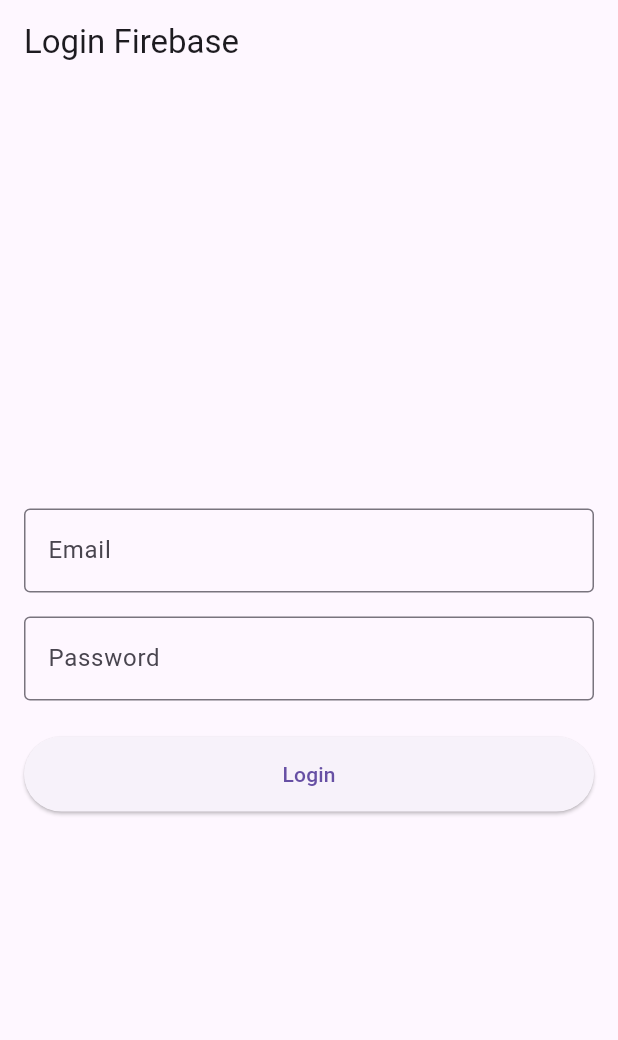
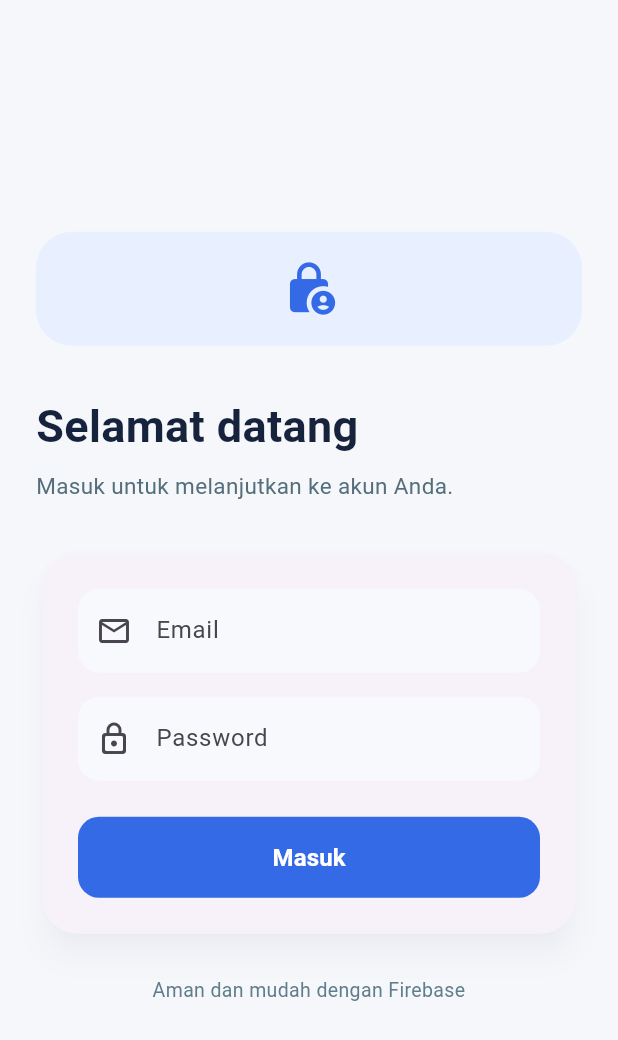
Before and after one commit to NuxMann/Latihan_Firebase_1124160069, a Flutter app: the screen it shows after launch, on a phone screen of 412 x 824 dp. Shown: the top 1040 px of the screen. Run offline on Flutter 3.47's test engine with Material 3 defaults, Android fonts, the phone set to English and light mode, and no system bars; our stand-ins replace firebase_auth, firebase_core; accounts and stored records are empty.

Commit message:
Merapihkan halaman login

```diff
--- a/lib/main.dart
+++ b/lib/main.dart
@@ -106,48 +106,99 @@ class _LoginScreenState extends State<LoginScreen> {
   @override
   Widget build(BuildContext context) {
     return Scaffold(
-      appBar: AppBar(title: const Text('Login Firebase')),
-      body: Padding(
-        padding: const EdgeInsets.all(16.0),
+      backgroundColor: const Color(0xFFF5F7FB),
+      body: SafeArea(
+        child: Center(
+          child: SingleChildScrollView(
+            padding: const EdgeInsets.symmetric(horizontal: 24, vertical: 32),
+            child: ConstrainedBox(
+              constraints: const BoxConstraints(maxWidth: 440),
               child: Column(
-          mainAxisAlignment: MainAxisAlignment.center,
+                crossAxisAlignment: CrossAxisAlignment.stretch,
+                children: [
+                  Container(
+                    width: 76,
+                    height: 76,
+                    alignment: Alignment.center,
+                    decoration: BoxDecoration(
+                      color: const Color(0xFFE8F0FF),
+                      borderRadius: BorderRadius.circular(24),
+                    ),
+                    child: const Icon(Icons.lock_person_rounded, size: 38, color: Color(0xFF356AE6)),
+                  ),
+                  const SizedBox(height: 32),
+                  const Text('Selamat datang', style: TextStyle(fontSize: 30, fontWeight: FontWeight.bold, color: Color(0xFF17233C))),
+                  const SizedBox(height: 8),
+                  Text('Masuk untuk melanjutkan ke akun Anda.', style: TextStyle(fontSize: 15, color: Colors.blueGrey.shade600)),
+                  const SizedBox(height: 30),
+                  Card(
+                    elevation: 8,
+                    shadowColor: const Color(0x1A17233C),
+                    shape: RoundedRectangleBorder(borderRadius: BorderRadius.circular(24)),
+                    child: Padding(
+                      padding: const EdgeInsets.all(24),
+                      child: Column(
+                        crossAxisAlignment: CrossAxisAlignment.stretch,
                         children: [
                           if (_errorMessage != null) ...[
-              Text(
-                _errorMessage!,
-                style: const TextStyle(color: Colors.red),
-                textAlign: TextAlign.center,
+                            Container(
+                              padding: const EdgeInsets.all(12),
+                              decoration: BoxDecoration(color: Colors.red.shade50, borderRadius: BorderRadius.circular(12)),
+                              child: Text(_errorMessage!, style: TextStyle(color: Colors.red.shade700), textAlign: TextAlign.center),
                             ),
-              const SizedBox(height: 16),
+                            const SizedBox(height: 18),
                           ],
                           TextField(
                             controller: _emailController,
-              decoration: const InputDecoration(
+                            keyboardType: TextInputType.emailAddress,
+                            textInputAction: TextInputAction.next,
+                            decoration: InputDecoration(
                               labelText: 'Email',
-                border: OutlineInputBorder(),
+                              prefixIcon: const Icon(Icons.email_outlined),
+                              filled: true,
+                              fillColor: const Color(0xFFF7F9FC),
+                              border: OutlineInputBorder(borderRadius: BorderRadius.circular(14), borderSide: BorderSide.none),
                             ),
-              keyboardType: TextInputType.emailAddress,
                           ),
                           const SizedBox(height: 16),
                           TextField(
                             controller: _passwordController,
-              decoration: const InputDecoration(
+                            obscureText: true,
+                            onSubmitted: (_) => _isLoading ? null : _login(),
+                            decoration: InputDecoration(
                               labelText: 'Password',
-                border: OutlineInputBorder(),
+                              prefixIcon: const Icon(Icons.lock_outline_rounded),
+                              filled: true,
+                              fillColor: const Color(0xFFF7F9FC),
+                              border: OutlineInputBorder(borderRadius: BorderRadius.circular(14), borderSide: BorderSide.none),
                             ),
-              obscureText: true,
                           ),
                           const SizedBox(height: 24),
-            _isLoading
-                ? const CircularProgressIndicator()
-                : ElevatedButton(
-                    onPressed: _login,
+                          SizedBox(
+                            height: 54,
+                            child: ElevatedButton(
+                              onPressed: _isLoading ? null : _login,
                               style: ElevatedButton.styleFrom(
-                      minimumSize: const Size(double.infinity, 50),
+                                backgroundColor: const Color(0xFF356AE6),
+                                foregroundColor: Colors.white,
+                                shape: RoundedRectangleBorder(borderRadius: BorderRadius.circular(14)),
+                                elevation: 0,
                               ),
-                    child: const Text('Login'),
+                              child: _isLoading
+                                  ? const SizedBox(width: 22, height: 22, child: CircularProgressIndicator(strokeWidth: 2, color: Colors.white))
+                                  : const Text('Masuk', style: TextStyle(fontSize: 16, fontWeight: FontWeight.w600)),
+                            ),
                           ),
                         ],
+                      ),
+                    ),
+                  ),
+                  const SizedBox(height: 24),
+                  Text('Aman dan mudah dengan Firebase', textAlign: TextAlign.center, style: TextStyle(color: Colors.blueGrey.shade500, fontSize: 13)),
+                ],
+              ),
+            ),
+          ),
         ),
       ),
     );
```
Lines whose indentation alone changed are shown as unchanged.
